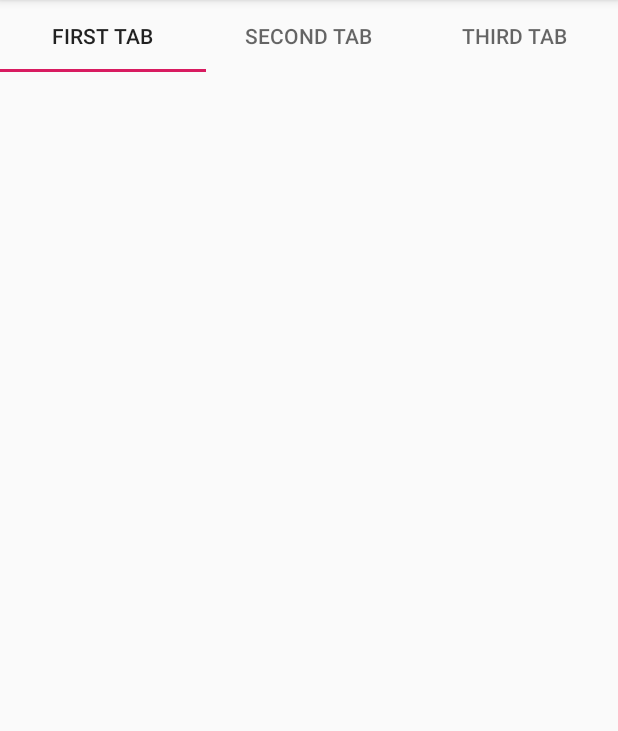
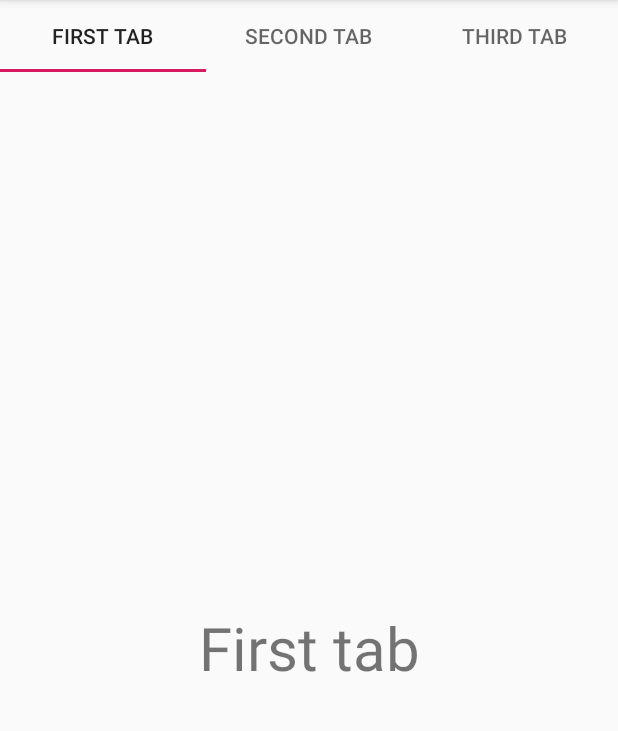
Before and after one commit to jphchou/hatemail, an Android app: the screen it shows after launch (MainActivity), on a phone screen of 412 x 824 dp, the part 84-815 px from its top. Run offline under Robolectric (Android 15) with nearby library versions, the phone set to English and light mode, and no system bars.

Commit message:
tab works

```diff
--- a/app/src/main/java/edu/washington/info448/hatemail/FirstFragment.kt
+++ b/app/src/main/java/edu/washington/info448/hatemail/FirstFragment.kt
@@ -7,13 +7,12 @@ import android.view.LayoutInflater
 import android.view.View
 import android.view.ViewGroup
 
-
 class FirstFragment : Fragment() {
 
 
     override fun onCreateView(inflater: LayoutInflater, container: ViewGroup?, savedInstanceState: Bundle?): View? {
         // Inflate the layout for this fragment
-
         return inflater!!.inflate(R.layout.fragment_first, container, false)
     }
+
 }
--- a/app/src/main/java/edu/washington/info448/hatemail/HistoryFragment.kt
+++ b/app/src/main/java/edu/washington/info448/hatemail/HistoryFragment.kt
@@ -38,14 +38,14 @@ class HistoryFragment : Fragment() {
 
         val rootView = inflater.inflate(R.layout.fragment_history, container, false)
         Log.i("test", "running fragment")
-//        arguments?.let {
-//            val histories = it.getParcelableArrayList<History>(HISTORY_KEY)as ArrayList<History>
-//
-//            val adapter = HistoryRecyclerViewAdapter(histories)
-//            val historyListView = rootView.findViewById(R.id.historyListView) as RecyclerView
-//            historyListView.adapter = adapter
-//            historyListView.setHasFixedSize(true)
-//        }
+        arguments?.let {
+            val histories = it.getParcelableArrayList<History>(HISTORY_KEY)as ArrayList<History>
+
+            val adapter = HistoryRecyclerViewAdapter(histories)
+            val historyListView = rootView.findViewById(R.id.historyListView) as RecyclerView
+            historyListView.adapter = adapter
+            historyListView.setHasFixedSize(true)
+        }
 
         return rootView
     }
--- a/app/src/main/res/layout/activity_main.xml
+++ b/app/src/main/res/layout/activity_main.xml
@@ -1,5 +1,5 @@
 <?xml version="1.0" encoding="utf-8"?>
-<LinearLayout
+<android.support.constraint.ConstraintLayout
         xmlns:android="http://schemas.android.com/apk/res/android"
         xmlns:tools="http://schemas.android.com/tools"
         xmlns:app="http://schemas.android.com/apk/res-auto"
@@ -27,4 +27,4 @@
 
     <!--</FrameLayout>-->
 
-</LinearLayout>
+</android.support.constraint.ConstraintLayout>
```
Also changed, not shown: app/src/main/res/layout/fragment_history.xml (+7 -21 lines).
